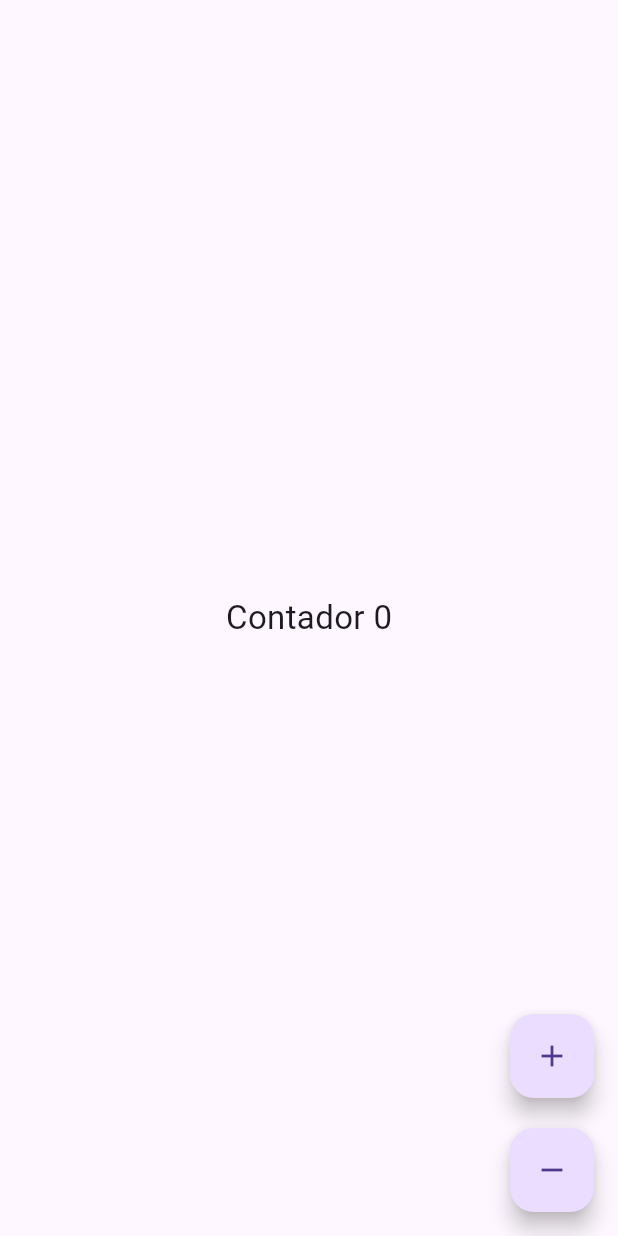
After one commit to VinioVnz/utilidades, a Flutter app: the BlocExampleView screen opened directly, on a phone screen of 412 x 824 dp. The commit adds this screen. Run offline on Flutter 3.47's test engine with Material 3 defaults, Android fonts, the phone set to English and light mode, and no system bars; our stand-ins replace flutter_bloc, flutter_multi_formatter, flutter_riverpod, font_awesome_flutter, shared_preferences, sqflite; accounts and stored records are empty.

Commit message:
novas coisas q n sao tao uteis

```diff
--- a/lib/src/controllers/person_controller.dart
+++ b/lib/src/controllers/person_controller.dart
@@ -17,6 +17,8 @@ class PersonController extends ChangeNotifier{
 
   Future<void> addPerson(String nome, int idade) async{
     final person = PersonModel(nome: nome, idade: idade);
+    await _db.insertPerson(person);
+    await loadPersons();
   }
 
   Future<void> deletePerson(int id) async{
--- /dev/null
+++ b/lib/src/views/bloc_example_view.dart
@@ -0,0 +1,75 @@
+import 'dart:io';
+
+import 'package:flutter/material.dart';
+import 'package:flutter_bloc/flutter_bloc.dart';
+
+abstract class CounterEvents {}
+
+class IncrementEvent extends CounterEvents {}
+
+class DecrementEvent extends CounterEvents {}
+
+class CounterState {
+  final int counter;
+  CounterState(this.counter);
+}
+
+class CounterBloc extends Bloc<CounterEvents, CounterState> {
+  CounterBloc() : super(CounterState(0)) {
+    on<IncrementEvent>((event, emit) {
+      emit(CounterState(state.counter + 1));
+    });
+
+    on<DecrementEvent>((event, emit) {
+      emit(CounterState(state.counter - 1));
+    });
+  }
+}
+
+class BlocExampleView extends StatelessWidget {
+  const BlocExampleView({super.key});
+
+  @override
+  Widget build(BuildContext context) {
+    return BlocProvider(
+      create: (_) => CounterBloc(),
+      child: Builder(
+        //este builder fornece um novo BuildContext
+        builder: (context) {
+          return Scaffold(
+            body: Center(
+              child: BlocBuilder<CounterBloc, CounterState>(
+                builder: (context, state) {
+                  return Text(
+                    'Contador ${state.counter}',
+                    style: TextStyle(fontSize: 22),
+                  );
+                },
+              ),
+            ),
+            floatingActionButton: Column(
+              mainAxisAlignment: MainAxisAlignment.end,
+              children: [
+                FloatingActionButton(
+                  heroTag: 'btn1',
+                  onPressed: () {
+                    context.read<CounterBloc>().add(IncrementEvent());
+                  },
+                  child: Icon(Icons.add),
+                ),
+                SizedBox(height: 20,),
+                FloatingActionButton(
+                  heroTag: 'btn2',
+                  onPressed: () {
+                    context.read<CounterBloc>().add(DecrementEvent());
+                  },
+                  child: Icon(Icons.remove),
+                )
+              ],
+            ),
+          );
+        },
+      ),
+    );
+  }
+}
--- a/lib/src/views/person_view.dart
+++ b/lib/src/views/person_view.dart
@@ -21,6 +21,7 @@ class _PersonViewState extends State<PersonView> {
 
   @override
   Widget build(BuildContext context) {
+    print(controller.loadPersons());
     return Padding(
       padding: EdgeInsets.all(24),
       child: Column(
--- a/pubspec.yaml
+++ b/pubspec.yaml
@@ -9,7 +9,9 @@ environment:
 dependencies:
   flutter:
     sdk: flutter
+  flutter_bloc: ^9.1.1
   flutter_multi_formatter: ^2.13.7
+  flutter_riverpod: ^2.6.1
   font_awesome_flutter: ^10.8.0
   http: ^0.13.6
   intl: ^0.20.2
```
Also changed, not shown: lib/main.dart (+53 -0 lines), lib/src/app/app_menu.dart (+25 -0 lines), lib/src/controllers/loginriver_controller.dart (added, +29 -0 lines), lib/src/models/login_state.dart (added, +17 -0 lines), lib/src/providers/login_provider.dart (added, +7 -0 lines), lib/src/services/sqlite_service.dart (+4 -4 lines), lib/src/views/base_layout.dart (+3 -4 lines), lib/src/views/counter_cubit.dart (added, +43 -0 lines), lib/src/views/login_river.dart (added, +35 -0 lines), lib/src/views/riverpod_example.dart (added, +21 -0 lines), pubspec.lock.
